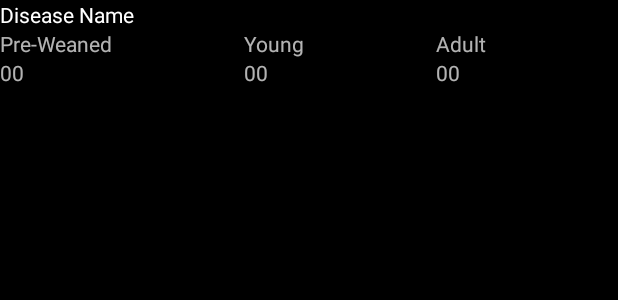
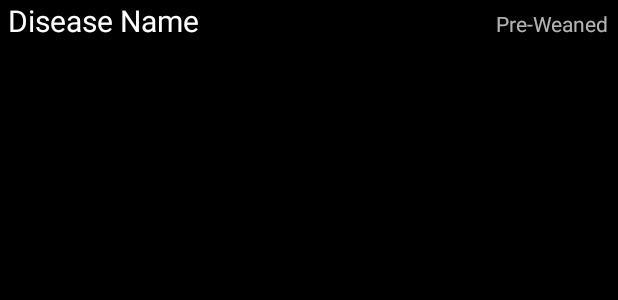
Before and after one commit to drgennaroimperatore/HerdManager, an Android app: the layout herd_health_event_disease_row.xml on its own in the app's theme, with its tools: preview values and no code run, on a phone screen of 412 x 824 dp. Shown: the top 300 px of the screen. Run offline under Robolectric (Android 15) with nearby library versions, the phone set to English and light mode, and no system bars.

Commit message:
fixed graphics of disease row

```diff
--- a/app/src/main/java/com/ilri/herdmanager/adapters/DiseaseForSingleAnimalSignsDialogAdapter.java
+++ b/app/src/main/java/com/ilri/herdmanager/adapters/DiseaseForSingleAnimalSignsDialogAdapter.java
@@ -32,6 +32,7 @@ public class DiseaseForSingleAnimalSignsDialogAdapter extends ArrayAdapter<Signs
 
 
 
+
     @NonNull
     @Override
     public View getView(int position, @Nullable View convertView, @NonNull ViewGroup parent) {
@@ -42,7 +43,6 @@ public class DiseaseForSingleAnimalSignsDialogAdapter extends ArrayAdapter<Signs
         mSignNameTV.setText(signName);
         mSignPresenceTV = convertView.findViewById(R.id.dialog_disease_signs_list_row_sign_presence);
         mSignPresenceTV.setText(getItem(position).presence);
-
         return convertView;
     }
 }
--- a/app/src/main/java/com/ilri/herdmanager/database/entities/ADDBDAO.java
+++ b/app/src/main/java/com/ilri/herdmanager/database/entities/ADDBDAO.java
@@ -86,7 +86,6 @@ public interface ADDBDAO {
     @Query("SELECT SignCores.Id FROM SignCores")
     public List<Integer> TestSignCoresTable();
 
-
     @RawQuery
     public int PopulateAnimals(SupportSQLiteQuery query);
 
--- a/app/src/main/java/com/ilri/herdmanager/database/entities/BodyConditionSection.java
+++ b/app/src/main/java/com/ilri/herdmanager/database/entities/BodyConditionSection.java
@@ -1,5 +1,8 @@
 package com.ilri.herdmanager.database.entities;
 
 public enum BodyConditionSection {
-    WHOLE_BODY, RIBS, TUBEROSITIES_SHOULDERS_SCAPULA_SPINES_TRAVERSE_PROC_VERTEBRAE,HOLLOW_OF_FLANK,RECTO_GENITAL_REGION
+    WHOLE_BODY, RIBS,
+    TUBEROSITIES_SHOULDERS_SCAPULA_SPINES_TRAVERSE_PROC_VERTEBRAE,
+    HOLLOW_OF_FLANK,
+    RECTO_GENITAL_REGION
 }
--- a/app/src/main/res/layout/herd_health_event_disease_row.xml
+++ b/app/src/main/res/layout/herd_health_event_disease_row.xml
@@ -1,95 +1,22 @@
 <?xml version="1.0" encoding="utf-8"?>
 <LinearLayout xmlns:android="http://schemas.android.com/apk/res/android"
-    android:orientation="vertical"
+    android:orientation="horizontal"
     android:layout_width="match_parent"
     android:layout_height="match_parent">
 
     <TextView
         android:id="@+id/health_event_disease_row_diseaseName"
-        android:layout_width="wrap_content"
+        android:layout_width="0dp"
         android:layout_height="wrap_content"
         android:text="Disease Name"
-        android:textColor="@color/white" />
-
-    <TableLayout
-        android:layout_width="match_parent"
+        android:textColor="@color/white"
+        style="@style/RowHeaderTextStyle"
+        android:layout_weight="0.8"/>
+    <TextView
+        android:id="@+id/health_event_disease_row_age"
+        android:layout_width="0dp"
         android:layout_height="wrap_content"
-        android:stretchColumns="*">
-
-       <!-- <TableRow>
-
-            <TextView
-                android:layout_width="wrap_content"
-                android:layout_height="wrap_content"
-                android:text=""
-                android:textColor="@color/white" />
-            <ImageView
-                android:id="@+id/health_event_disease_row_syncStatus_imgView"
-                android:layout_width="12dp"
-                android:layout_height="12dp"
-                android:src="@drawable/drawable_sync_status_not_synced"
-                android:layout_weight="0.5"
-                android:visibility="gone">
-
-            </ImageView>
-
-        </TableRow>-->
-
-
-        <TableRow>
-
-
-            <TextView
-                android:id="@+id/placeholder_hedr_young"
-                android:layout_width="wrap_content"
-                android:layout_height="wrap_content"
-                android:text="Pre-Weaned" />
-
-        <TextView
-            android:id="@+id/heading_number_of_affected_by_disease_young_text_view"
-            android:layout_width="wrap_content"
-            android:layout_height="wrap_content"
-
-            android:text="Young" />
-
-
-            <TextView
-                android:id="@+id/heading_number_of_affected_old_text_view"
-                android:layout_width="wrap_content"
-                android:layout_height="wrap_content"
-                android:text="Adult" />
-
-
-        </TableRow>
-
-        <TableRow>
-
-            <TextView
-                android:id="@+id/health_event_disease_row_number_of_affected_babies_text_view"
-                android:layout_width="wrap_content"
-                android:layout_height="wrap_content"
-                android:text="00"
-                />
-
-            <TextView
-                android:id="@+id/health_event_disease_row_number_of_affected_young_text_view"
-                android:layout_width="wrap_content"
-                android:layout_height="wrap_content"
-
-                android:text="00" />
-
-            <TextView
-                android:id="@+id/health_event_disease_row_number_of_affected_old_text_view"
-                android:layout_width="wrap_content"
-                android:layout_height="wrap_content"
-
-                android:text="00"
-               />
-
-
-
-        </TableRow>
-
-    </TableLayout>
+        android:text="Pre-Weaned"
+        android:layout_weight="0.2"></TextView>
 
 </LinearLayout>
```
Also changed, not shown: app/src/main/java/com/ilri/herdmanager/adapters/HealthEventExpandableListAdapter.java (+8 -6 lines), app/src/main/java/com/ilri/herdmanager/database/entities/HerdDatabase.java (+5 -5 lines), app/src/main/java/com/ilri/herdmanager/ui/dialogs/DiseaseForSingleAnimalDialog.java (+7 -57 lines), app/src/main/res/layout/dialog_new_health_event_disease.xml (+1 -30 lines).
